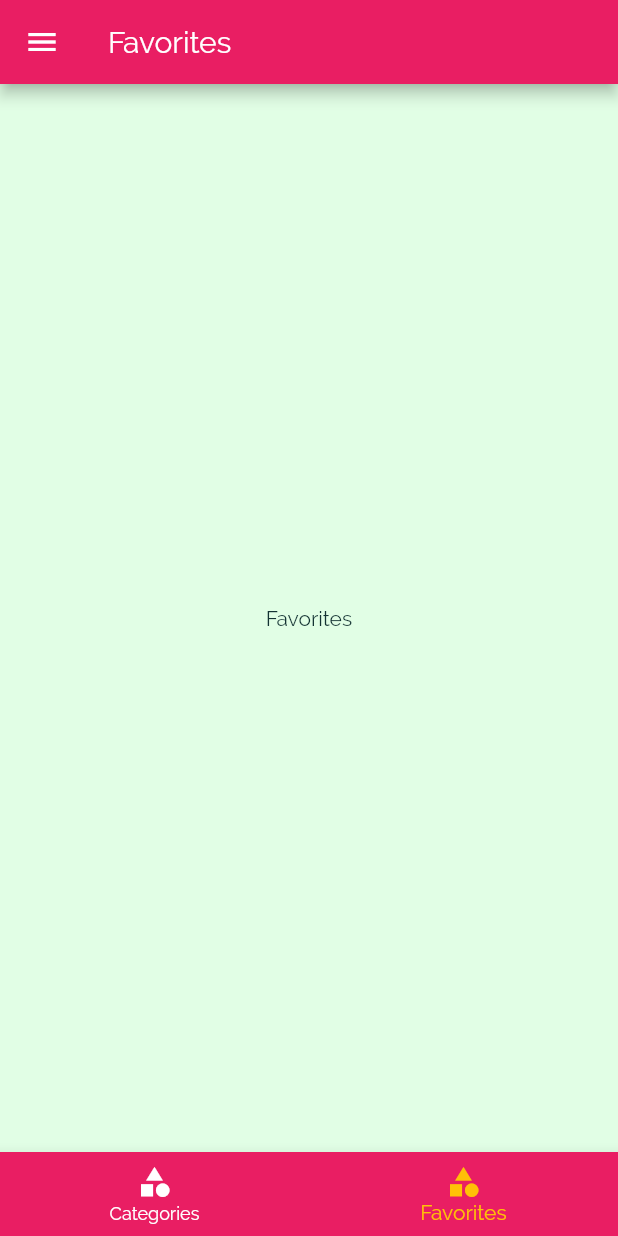
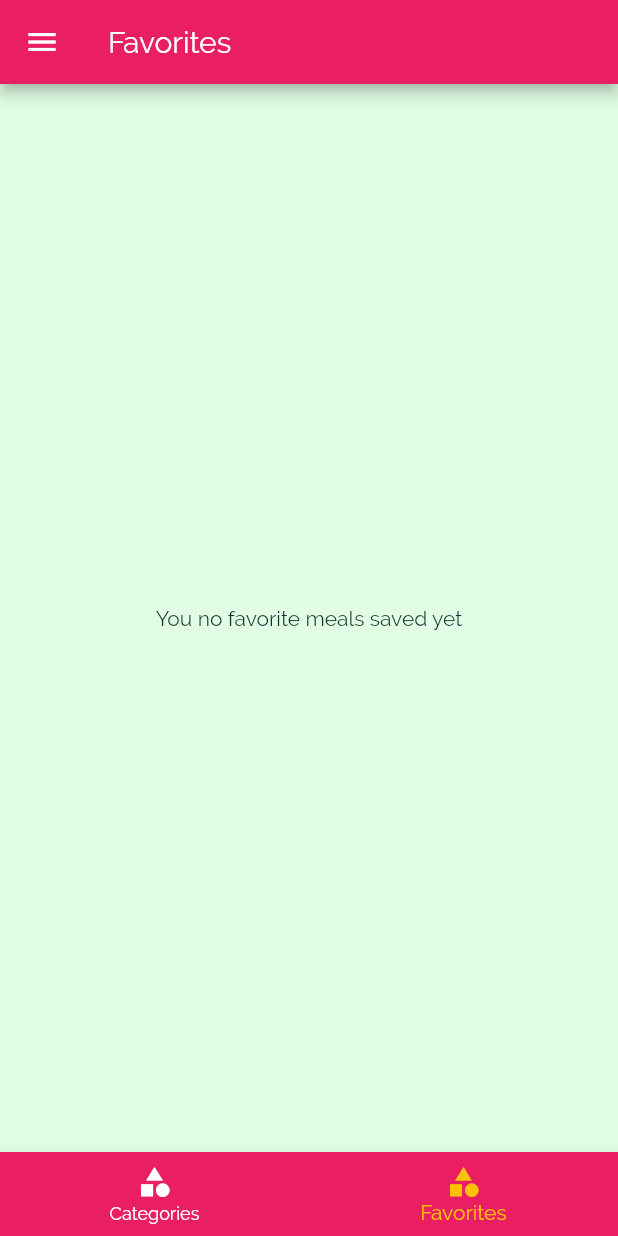
Before and after one commit to aalka061/myDishes, a Flutter app: the screen it shows after launch, item 2 of the bottom bar chosen, on a phone screen of 412 x 824 dp. Run offline on Flutter 3.47's test engine with Material 2 defaults, Android fonts, the phone set to English and light mode, and no system bars.

Commit message:
addming a mark as fav feature

```diff
--- a/lib/main.dart
+++ b/lib/main.dart
@@ -29,6 +29,8 @@ class _MyAppState extends State<MyApp> {
 
   List<Meal> _availableMeals = DUMMY_MEALS;
 
+  List<Meal> _favMeals = [];
+
   void _setFilters(Map<String, bool> filterDate) {
     setState(() {
       _filters = filterDate;
@@ -49,6 +51,23 @@ class _MyAppState extends State<MyApp> {
         return true;
       }).toList();
     });
+  }
+
+  void _toggleFavorite(String mealId) {
+    final existingIndex = _favMeals.indexWhere((meal) => meal.id == mealId);
+    if (existingIndex >= 0) {
+      setState(() {
+        _favMeals.removeAt(existingIndex);
+      });
+    } else {
+      setState(() {
+        _favMeals.add(DUMMY_MEALS.firstWhere((meal) => meal.id == mealId));
+      });
+    }
+  }
+
+  bool _isMealFavorite(String mealId) {
+    return _favMeals.any((meal) => meal.id == mealId);
   }
 
   @override
@@ -75,10 +94,13 @@ class _MyAppState extends State<MyApp> {
             ),
       ),
       routes: {
-        '/': (ctx) => TabsScreen(),
+        '/': (ctx) => TabsScreen(_favMeals),
         CategoryMealsScreen.ROUTE: (ctx) =>
             CategoryMealsScreen(_availableMeals),
-        MealDetailScreen.ROUTE: (ctx) => MealDetailScreen(),
+        MealDetailScreen.ROUTE: (ctx) => MealDetailScreen(
+              _toggleFavorite,
+              _isMealFavorite,
+            ),
         FiltersScreen.ROUTE: (ctx) => FiltersScreen(_setFilters, _filters),
       },
       onUnknownRoute: (settings) {
--- a/lib/screens/favorites_screen.dart
+++ b/lib/screens/favorites_screen.dart
@@ -1,10 +1,32 @@
 import 'package:flutter/material.dart';
+import '../models/meal.dart';
+import '../widgets/meal_item.dart';
 
 class FavoritesScreen extends StatelessWidget {
+  final List<Meal> favMeals;
+
+  FavoritesScreen(this.favMeals);
+
   @override
   Widget build(BuildContext context) {
-    return Center(
-      child: Text('Favorites'),
-    );
+    if (favMeals.isEmpty) {
+      return Center(
+        child: Text('You no favorite meals saved yet'),
+      );
+    } else {
+      return ListView.builder(
+        itemCount: favMeals.length,
+        itemBuilder: (ctx, index) {
+          return MealItem(
+            id: favMeals[index].id,
+            name: favMeals[index].name,
+            duration: favMeals[index].duration,
+            imageUrl: favMeals[index].imageUrl,
+            complexity: favMeals[index].complexity,
+            affordability: favMeals[index].affordability,
+          );
+        },
+      );
+    }
   }
 }
--- a/lib/screens/tabs_screen.dart
+++ b/lib/screens/tabs_screen.dart
@@ -1,28 +1,38 @@
 import 'package:flutter/material.dart';
 
+import '../models/meal.dart';
 import '../widgets/main_drawer.dart';
 import 'categories_screen.dart';
 import 'favorites_screen.dart';
 
 class TabsScreen extends StatefulWidget {
+  final List<Meal> favMeals;
+
+  TabsScreen(this.favMeals);
+
   @override
   _TabsScreenState createState() => _TabsScreenState();
 }
 
 // bottom bar
 class _TabsScreenState extends State<TabsScreen> {
-  final List<Map<String, Object>> _pages = [
+  List<Map<String, Object>> _pages;
+  int _selectedIndex = 0;
+
+  @override
+  void initState() {
+    _pages = [
       {
         'page': CategoriesScreen(),
         'title': 'Categories',
       },
       {
-      'page': FavoritesScreen(),
+        'page': FavoritesScreen(widget.favMeals),
         'title': 'Favorites',
       },
     ];
-
-  int _selectedIndex = 0;
+    super.initState();
+  }
 
   void _selectPage(int index) {
     setState(() {
```
Also changed, not shown: lib/screens/meal_detail_screen.dart (+13 -0 lines). Lines whose indentation alone changed are shown as unchanged.
